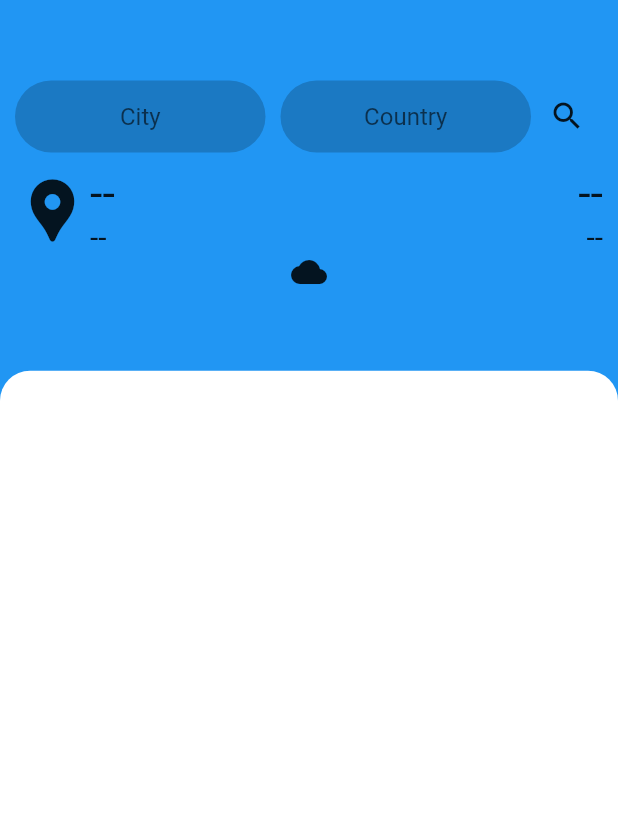
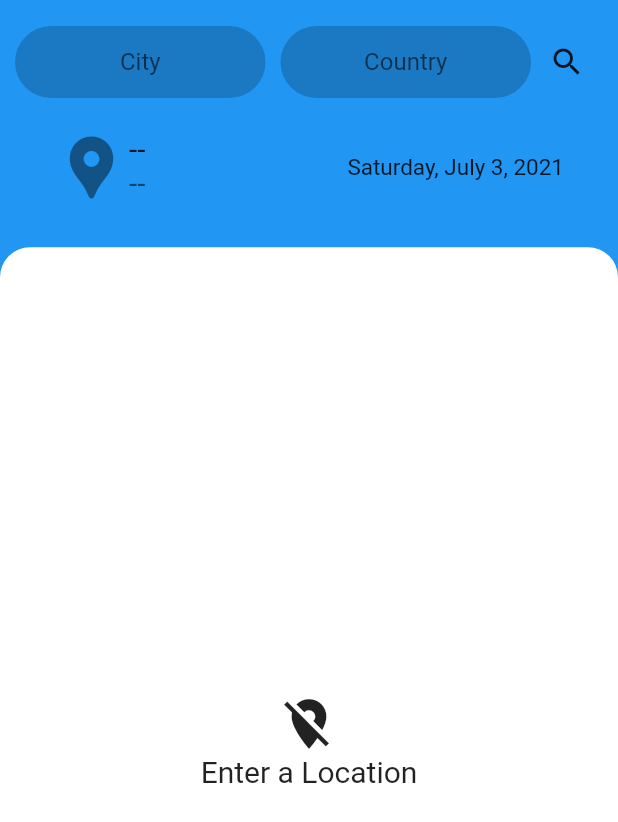
Before and after one commit to rhodeon/Weatherly, a Flutter app: the screen it shows after launch, on a phone screen of 412 x 824 dp. Shown: the top 822 px of the screen. Run offline on Flutter 3.47's test engine with Material 2 defaults, Android fonts, the light colour scheme and no system bars; our stand-ins replace font_awesome_flutter.

Commit message:
Moved weather details to separate widget class.

```diff
--- a/lib/screens/home_screen.dart
+++ b/lib/screens/home_screen.dart
@@ -1,6 +1,9 @@
 import 'package:flutter/material.dart';
+import 'package:intl/intl.dart';
 import 'package:weatherly/models/current_weather_model.dart';
 import 'package:weatherly/network/weather_api_client.dart';
+
+import 'weather_details_container.dart';
 
 class HomeScreen extends StatefulWidget {
   @override
@@ -13,136 +16,58 @@ class _HomeScreenState extends State<HomeScreen> {
   final _cityTextController = TextEditingController();
   final _countryTextController = TextEditingController();
 
+  void getWeather(String city, String country) async {
+    final weather = await OpenWeatherMapApiClient()
+        .getCurrentWeather(city: city, countryCode: country);
+
+    setState(() {
+      _currentWeather = weather;
+    });
+  }
+
   @override
   Widget build(BuildContext context) {
-    return Scaffold(
+    return Container(
+      color: Colors.blue,
+      child: SafeArea(
+        bottom: false,
+        child: Scaffold(
           body: Stack(
             children: [
-          Container(color: Colors.blue),
+              Container(color: Colors.blue), // background colour
               Column(
                 children: [
-              Container(
+                  buildMetaDetails(),
+                  Expanded(
+                    child: WeatherDetailsContainer(_currentWeather),
+                  ),
+                ],
+              )
+            ],
+          ),
+        ),
+      ),
+    );
+  }
+
+  Container buildMetaDetails() {
+    // shows location (with form) and date
+    return Container(
       width: MediaQuery.of(context).size.width,
-                height: MediaQuery.of(context).size.height * 0.3,
+      height: MediaQuery.of(context).size.height * 0.2,
       child: Column(
         children: [
           buildLocationForm(),
           SizedBox(height: 10),
           buildLocationDetails(),
-                    buildIcon(),
-                  ],
-                  mainAxisAlignment: MainAxisAlignment.center,
-                ),
-              ),
-              //
-              Expanded(
-                child: Container(
-                  decoration: BoxDecoration(
-                    color: Colors.white,
-                    borderRadius: BorderRadius.vertical(
-                      top: Radius.circular(20.0),
-                    ),
-                  ),
-                ),
-              ),
-            ],
-          )
-        ],
-      ),
-    );
-  }
-
-  Widget buildLocationDetails() {
-    return Padding(
-      padding: const EdgeInsets.symmetric(horizontal: 10.0),
-      child: Row(
-        children: [
-          Icon(
-            Icons.location_pin,
-            size: 50,
-          ),
-          Column(
-            crossAxisAlignment: CrossAxisAlignment.start,
-            children: [
-              buildCityName(),
-              buildCountryName(),
-            ],
-          ),
-          Expanded(child: Container()),
-          Column(
-            crossAxisAlignment: CrossAxisAlignment.end,
-            children: [
-              buildTemperature(),
-              buildDescription(),
-            ],
-          )
         ],
         mainAxisAlignment: MainAxisAlignment.center,
       ),
     );
   }
 
-  Text buildCityName() {
-    if (_currentWeather != null) {
-      return Text(
-        "${_currentWeather?.city}",
-        style: TextStyle(fontSize: 30),
-      );
-    }
-    return Text(
-      "--",
-      style: TextStyle(fontSize: 30),
-    );
-  }
-
-  Text buildCountryName() {
-    if (_currentWeather != null) {
-      return Text(
-        "${_currentWeather?.country}",
-        style: TextStyle(fontSize: 20),
-      );
-    }
-    return Text(
-      "--",
-      style: TextStyle(fontSize: 20),
-    );
-  }
-
-  Text buildTemperature() {
-    if (_currentWeather != null) {
-      return Text(
-        "${_currentWeather?.weatherFactors.temp}°F",
-        style: TextStyle(fontSize: 30),
-      );
-    }
-    return Text(
-      "--",
-      style: TextStyle(fontSize: 30),
-    );
-  }
-
-  Text buildDescription() {
-    if (_currentWeather != null) {
-      return Text(
-        "${_currentWeather?.weatherState.description}",
-        style: TextStyle(fontSize: 20),
-      );
-    }
-    return Text(
-      "--",
-      style: TextStyle(fontSize: 20),
-    );
-  }
-
-  Widget buildIcon() {
-    if (_currentWeather != null) {
-      return Image.network(
-          "https://openweathermap.org/img/w/${_currentWeather!.weatherState.icon}.png");
-    }
-    return Icon(Icons.cloud);
-  }
-
   Form buildLocationForm() {
+    // entries for city and country names
     return Form(
       key: _formKey,
       child: Padding(
@@ -177,7 +102,6 @@ class _HomeScreenState extends State<HomeScreen> {
       decoration: InputDecoration(
         hintText: "City",
         border: InputBorder.none,
-        contentPadding: EdgeInsets.symmetric(vertical: 10, horizontal: 15),
       ),
       validator: (input) {
         if (input == "") {
@@ -192,7 +116,6 @@ class _HomeScreenState extends State<HomeScreen> {
     return TextFormField(
       controller: _countryTextController,
       textAlign: TextAlign.center,
-      textInputAction: TextInputAction.search,
       keyboardType: TextInputType.name,
       decoration: InputDecoration(
         hintText: "Country",
@@ -206,22 +129,59 @@ class _HomeScreenState extends State<HomeScreen> {
       icon: Icon(Icons.search),
       onPressed: () {
         if (_formKey.currentState!.validate()) {
-            // print(_cityTextController.text);
           getWeather(_cityTextController.text, _countryTextController.text);
         }
-        });
+      },
+    );
   }
 
-  void getWeather(String city, String country) async {
-    final weather = await OpenWeatherMapApiClient()
-        .getCurrentWeather(city: city, countryCode: country);
-
-    setState(() {
-      _currentWeather = weather;
-    });
+  Widget buildLocationDetails() {
+    return Padding(
+      padding: EdgeInsets.symmetric(horizontal: 20.0),
+      child: ListTile(
+        leading: Icon(
+          Icons.location_pin,
+          size: 50,
+        ),
+        title: buildCityName(),
+        subtitle: buildCountryName(),
+        horizontalTitleGap: 0,
+        trailing: buildDate(),
+      ),
+    );
   }
 
-  Widget buildWeatherFactors() {
-    return Column();
+  Text buildCityName() {
+    if (_currentWeather != null) {
+      return Text(
+        "${_currentWeather?.city}",
+        style: TextStyle(fontSize: 20),
+      );
+    }
+    return Text(
+      "--",
+      style: TextStyle(fontSize: 20),
+    );
+  }
+
+  Text buildCountryName() {
+    if (_currentWeather != null) {
+      return Text(
+        "${_currentWeather?.country}",
+        style: TextStyle(fontSize: 20),
+      );
+    }
+    return Text(
+      "--",
+      style: TextStyle(fontSize: 20),
+    );
+  }
+
+  Text buildDate() {
+    final date = DateFormat.yMMMMEEEEd().format(DateTime.now());
+    return Text(
+      date.toString(),
+      style: TextStyle(fontSize: 15),
+    );
   }
 }
--- /dev/null
+++ b/lib/screens/weather_details_container.dart
@@ -0,0 +1,135 @@
+import 'package:flutter/cupertino.dart';
+import 'package:flutter/material.dart';
+import 'package:font_awesome_flutter/font_awesome_flutter.dart';
+import 'package:weatherly/models/current_weather_model.dart';
+
+class WeatherDetailsContainer extends StatelessWidget {
+  final CurrentWeatherModel? _currentWeather;
+
+  WeatherDetailsContainer(this._currentWeather);
+
+  @override
+  Widget build(BuildContext context) {
+    return Container(
+      child: buildMoreDetails(),
+      decoration: BoxDecoration(
+        color: Colors.white,
+        borderRadius: BorderRadius.vertical(
+          top: Radius.circular(20.0),
+        ),
+      ),
+      alignment: Alignment.center,
+    );
+  }
+
+  Column buildMoreDetails() {
+    if (_currentWeather != null) {
+      return buildWeatherFactors();
+    }
+    return buildNoLocationDisplay();
+  }
+
+  Column buildNoLocationDisplay() {
+    // Message shown when no location has been entered
+    return Column(
+      children: [
+        Icon(
+          Icons.location_off,
+          size: 40,
+        ),
+        Text(
+          "Enter a Location",
+          style: TextStyle(fontSize: 20),
+        ),
+      ],
+      mainAxisAlignment: MainAxisAlignment.center,
+    );
+  }
+
+  Column buildWeatherFactors() {
+    // shows temperature, pressure
+    // humidity, wind speed and visibility
+    return Column(
+      children: [
+        Padding(
+          padding: const EdgeInsets.all(20.0),
+          child: Row(
+            mainAxisAlignment: MainAxisAlignment.spaceEvenly,
+            children: [
+              buildWeatherIcon(),
+              Column(
+                crossAxisAlignment: CrossAxisAlignment.center,
+                children: [
+                  buildTemperature(),
+                  buildDescription(),
+                ],
+              ),
+            ],
+          ),
+        ),
+        //
+        ListTile(
+          leading: FaIcon(FontAwesomeIcons.gasPump),
+          title: Text("Pressure"),
+          trailing: Text("${_currentWeather?.weatherFactors.pressure}"),
+        ),
+        //
+        buildHorizontalDivider(),
+        //
+        ListTile(
+          leading: FaIcon(FontAwesomeIcons.water),
+          title: Text("Humidity"),
+          trailing: Text("${_currentWeather?.weatherFactors.humidity}"),
+        ),
+        //
+        buildHorizontalDivider(),
+        //
+        ListTile(
+          leading: FaIcon(FontAwesomeIcons.wind),
+          title: Text("Wind Speed"),
+          trailing: Text("${_currentWeather?.windSpeed}"),
+        ),
+        //
+        buildHorizontalDivider(),
+        //
+        ListTile(
+          leading: FaIcon(FontAwesomeIcons.lowVision),
+          title: Text("Visibility"),
+          trailing: Text("${_currentWeather?.visibility}"),
+        ),
+      ],
+    );
+  }
+
+  Text buildTemperature() {
+    return Text(
+      "${_currentWeather!.weatherFactors.temp}°F",
+      style: TextStyle(fontSize: 30),
+    );
+  }
+
+  Text buildDescription() {
+    return Text(
+      "${_currentWeather?.weatherState.description}",
+      style: TextStyle(fontSize: 20),
+    );
+  }
+
+  Widget buildWeatherIcon() {
+    final String iconBaseUrl = "https://openweathermap.org/img/w/";
+    final String iconExtension = ".png";
+    return Image.network(
+        iconBaseUrl + _currentWeather!.weatherState.icon + iconExtension);
+  }
+
+  Container buildHorizontalDivider() {
+    return Container(
+      padding: EdgeInsets.symmetric(horizontal: 20),
+      height: 10,
+      child: Divider(
+        height: 10,
+        color: Colors.black,
+      ),
+    );
+  }
+}
--- a/pubspec.yaml
+++ b/pubspec.yaml
@@ -29,6 +29,8 @@ dependencies:
   # Use with the CupertinoIcons class for iOS style icons.
   cupertino_icons: ^1.0.2
   http: ^0.13.3
+  font_awesome_flutter: ^9.1.0
+  intl: ^0.17.0
 
 dev_dependencies:
   flutter_test:
```
Also changed, not shown: pubspec.lock. Lines whose indentation alone changed are shown as unchanged.
